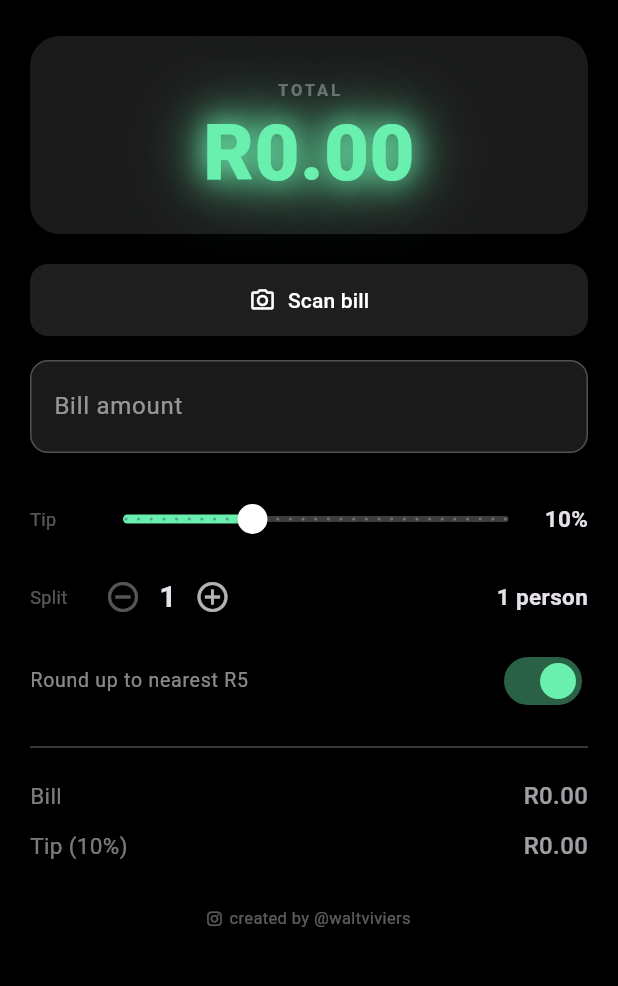
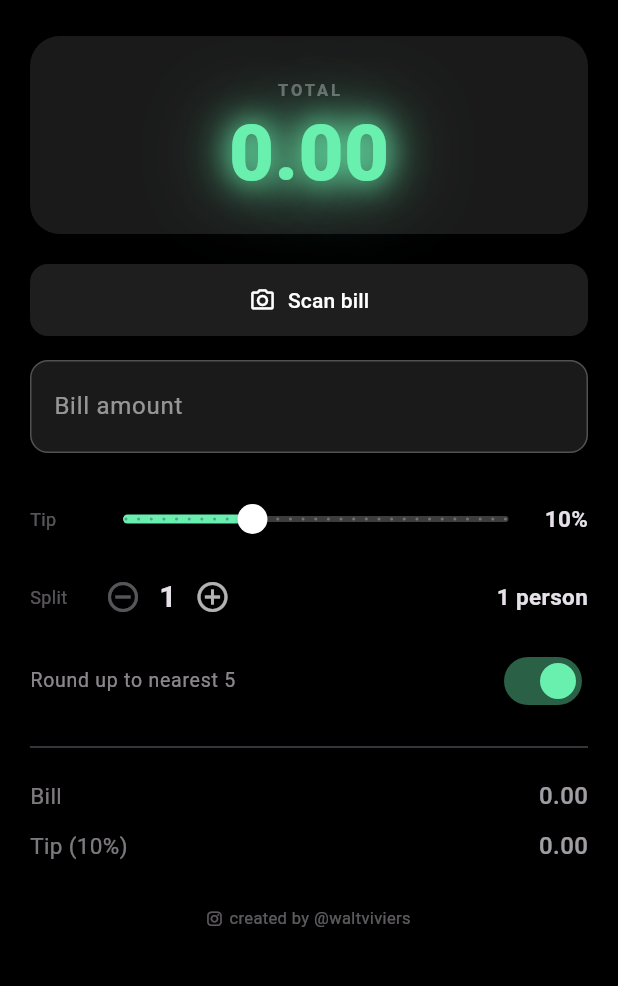
Before and after one commit to waltviviers/bill_tipper, a Flutter app: the screen it shows after launch, after a tap on "Scan bill", on a phone screen of 412 x 824 dp, the part 174-1160 px from its top. Run offline on Flutter 3.47's test engine with Material 3 defaults, Android fonts, the phone set to English and light mode, and no system bars; our stand-ins replace font_awesome_flutter, image_picker; missing offline and left inert: google_mlkit_text_recognition.

Commit message:
Remove currency symbol (R) throughout the app
Bill Tipper is currency-agnostic — removes all hardcoded 'R' (Rand)
symbols from the input prefix, output formatting, snackbar, and
round-up label.

https://claude.ai/code/session_01RriNDtYfh3mf6J86Ed7ZG1

```diff
--- a/lib/main.dart
+++ b/lib/main.dart
@@ -163,7 +163,7 @@ class _BillTipperHomeState extends State<BillTipperHome> {
       if (detected != null) {
         _billController.text = detected.toStringAsFixed(2);
         ScaffoldMessenger.of(context).showSnackBar(SnackBar(
-          content: Text('Scanned: R${detected.toStringAsFixed(2)}'),
+          content: Text('Scanned: ${detected.toStringAsFixed(2)}'),
           backgroundColor: Theme.of(context).colorScheme.surface,
         ));
       } else {
@@ -368,7 +368,6 @@ class _BillTipperHomeState extends State<BillTipperHome> {
               decoration: const InputDecoration(
                 labelText: 'Bill amount',
                 hintText: '0.00',
-                prefixText: 'R ',
               ),
               onChanged: (_) => setState(() {}),
             ),
@@ -423,7 +422,7 @@ class _BillTipperHomeState extends State<BillTipperHome> {
             SwitchListTile(
               contentPadding: EdgeInsets.zero,
               title: Text(
-                'Round up to nearest R5',
+                'Round up to nearest 5',
                 style: TextStyle(color: onSurface.withOpacity(0.6), fontSize: 13),
               ),
               value: _roundToR5,
@@ -465,7 +464,7 @@ class _BillTipperHomeState extends State<BillTipperHome> {
   }
 
   String _fmt(double v) =>
-      v.isNaN || v.isInfinite ? 'R0.00' : 'R${v.toStringAsFixed(2)}';
+      v.isNaN || v.isInfinite ? '0.00' : v.toStringAsFixed(2);
 }
 
 class _SettingsSheet extends StatelessWidget {
@@ -628,7 +627,7 @@ class _MoneyRow extends StatelessWidget {
                     fontSize: 15, color: onSurface.withOpacity(0.54))),
           ),
           Text(
-            'R${value.toStringAsFixed(2)}',
+            value.toStringAsFixed(2),
             style: TextStyle(
                 fontSize: 16,
                 fontWeight: FontWeight.w500,
```
